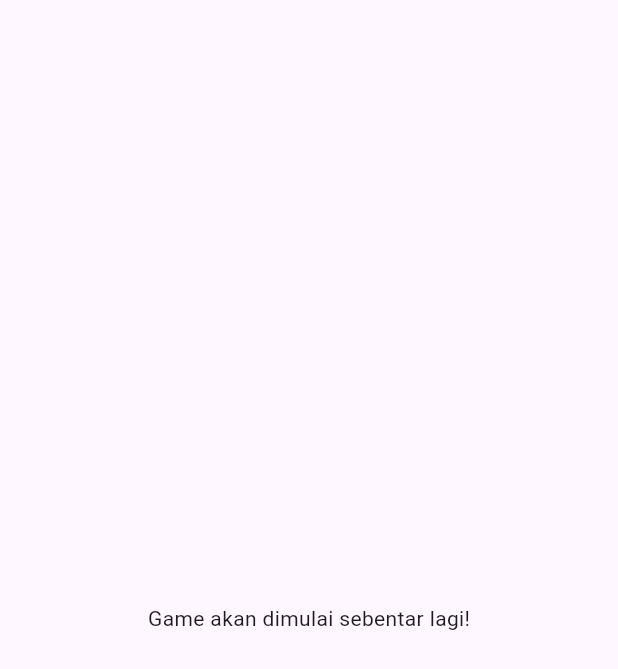
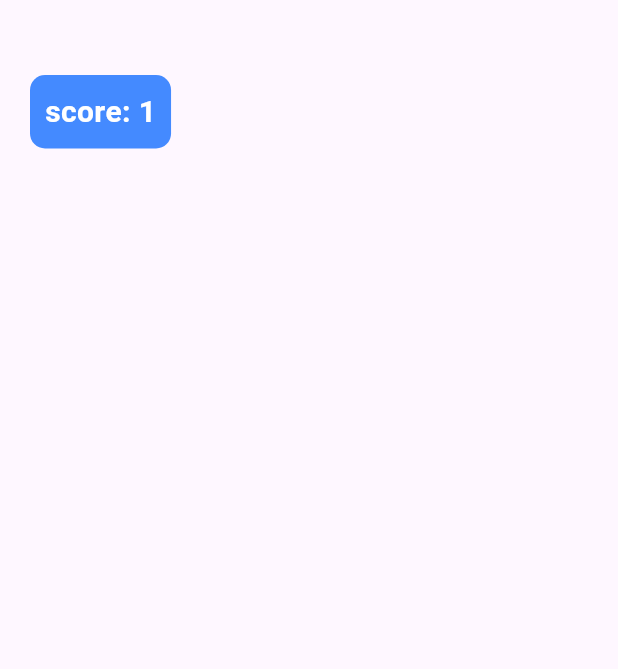
Before and after one commit to CoupDerace/game_week_1, a Flutter app: the screen it shows after launch, on a phone screen of 412 x 824 dp. Shown: the top 669 px of the screen. Run offline on Flutter 3.47's test engine with Material 3 defaults, Android fonts, the phone set to English and light mode, and no system bars.

Commit message:
merubah stl menjadi stf

```diff
--- a/lib/main.dart
+++ b/lib/main.dart
@@ -17,14 +17,43 @@ class MyGames extends StatelessWidget {
   }
 }
 
-class GameScreen extends StatelessWidget {
+
+class GameScreen extends StatefulWidget {
   const GameScreen({super.key});
 
   @override
+  State<GameScreen> createState() => _GameScreenState();
+}
+class _GameScreenState extends State<GameScreen> {
+  @override
+  void initState() {
+    super.initState();
+  }
+  @override
   Widget build(BuildContext context) {
     return Scaffold(
-      body: const Center(
-        child: Text('Game akan dimulai sebentar lagi!'),
+      body: Stack(
+        children: [
+          Positioned(
+            top: 50,
+            left: 20,
+            child: Container(
+              padding: const EdgeInsets.all(10),
+              decoration: BoxDecoration(
+                color: Colors.blueAccent,
+                borderRadius: BorderRadius.circular(10),
+              ),
+              child: const Text(
+                'score: 1',
+                style: TextStyle(
+                  color: Colors.white,
+                  fontSize: 20,
+                  fontWeight: FontWeight.bold,
+                ),
+              ),
+            ),
+          )
+        ],
       ),
     );
   }
```
